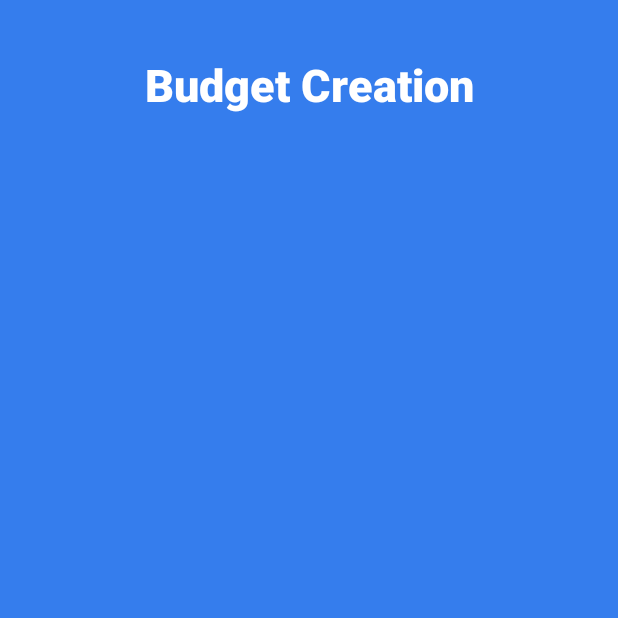
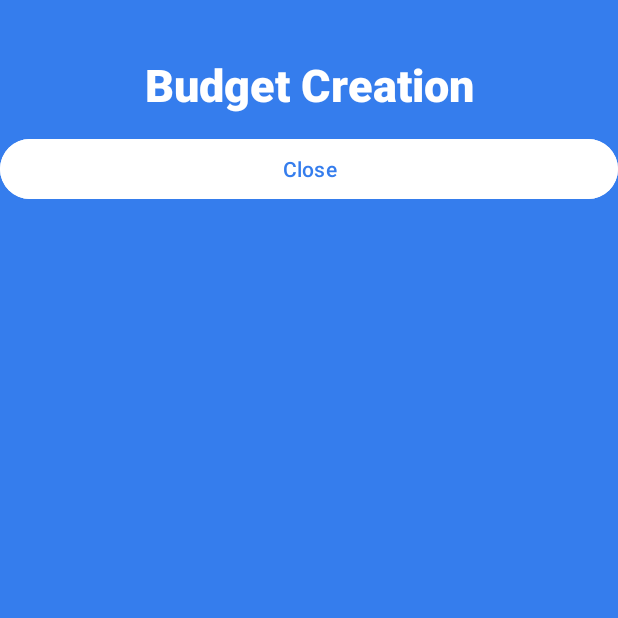
Before and after one commit to NeelMaddu268/CS2340_F25_Team6, an Android app: the BudgetCreation screen opened directly, with no data from a screen before it, on a phone screen of 412 x 824 dp, the top half of it. Run offline under Robolectric (Android 15) with nearby library versions, the phone set to English and light mode, and no system bars.

Commit message:
fixed minor bugs and made budget and expense creation popups

```diff
--- a/Project/Sprint0.5-main/app/src/main/java/com/example/sprintproject/view/BudgetCreation.java
+++ b/Project/Sprint0.5-main/app/src/main/java/com/example/sprintproject/view/BudgetCreation.java
@@ -16,10 +16,9 @@ public class BudgetCreation extends AppCompatActivity {
     protected void onCreate(Bundle savedInstanceState) {
         super.onCreate(savedInstanceState);
 
-        setContentView(R.layout.activity_budget_creation);
+        setContentView(R.layout.popup_budget_creation);
 
         EdgeToEdge.enable(this);
-        setContentView(R.layout.activity_budget_creation);
         ViewCompat.setOnApplyWindowInsetsListener(findViewById(R.id.main), (v, insets) -> {
             Insets systemBars = insets.getInsets(WindowInsetsCompat.Type.systemBars());
             v.setPadding(systemBars.left, systemBars.top, systemBars.right, systemBars.bottom);
--- a/Project/Sprint0.5-main/app/src/main/java/com/example/sprintproject/view/Dashboard.java
+++ b/Project/Sprint0.5-main/app/src/main/java/com/example/sprintproject/view/Dashboard.java
@@ -19,7 +19,6 @@ public class Dashboard extends AppCompatActivity {
         setContentView(R.layout.activity_dashboard);
 
         EdgeToEdge.enable(this);
-        setContentView(R.layout.activity_dashboard);
         ViewCompat.setOnApplyWindowInsetsListener(findViewById(R.id.main), (v, insets) -> {
             Insets systemBars = insets.getInsets(WindowInsetsCompat.Type.systemBars());
             v.setPadding(systemBars.left, systemBars.top, systemBars.right, systemBars.bottom);
--- a/Project/Sprint0.5-main/app/src/main/java/com/example/sprintproject/view/ExpenseCreation.java
+++ b/Project/Sprint0.5-main/app/src/main/java/com/example/sprintproject/view/ExpenseCreation.java
@@ -11,14 +11,12 @@ import androidx.core.view.WindowInsetsCompat;
 import com.example.sprintproject.R;
 
 public class ExpenseCreation extends AppCompatActivity {
-
     @Override
     protected void onCreate(Bundle savedInstanceState) {
         super.onCreate(savedInstanceState);
         EdgeToEdge.enable(this);
 
-        setContentView(R.layout.activity_expense_creation);
-
+        setContentView(R.layout.popup_expense_creation);
         ViewCompat.setOnApplyWindowInsetsListener(findViewById(R.id.main), (v, insets) -> {
             Insets systemBars = insets.getInsets(WindowInsetsCompat.Type.systemBars());
             v.setPadding(systemBars.left, systemBars.top, systemBars.right, systemBars.bottom);
--- a/Project/Sprint0.5-main/app/src/main/res/layout/activity_budgets.xml
+++ b/Project/Sprint0.5-main/app/src/main/res/layout/activity_budgets.xml
@@ -12,7 +12,7 @@
     android:background="#357DED">
 
     <TextView
-        android:id="@+id/dashboardTitle"
+        android:id="@+id/budgetsTitle"
         android:layout_width="match_parent"
         android:layout_height="wrap_content"
         android:layout_marginTop="24dp"
@@ -32,5 +32,5 @@
         android:backgroundTint="@color/white"
         android:fontFamily="sans-serif-medium"
         android:textColor="#357DED"
-        app:layout_constraintTop_toBottomOf="@id/dashboardTitle" />
+        app:layout_constraintTop_toBottomOf="@id/budgetsTitle" />
 </LinearLayout>
--- a/Project/Sprint0.5-main/app/src/main/res/layout/activity_expense_log.xml
+++ b/Project/Sprint0.5-main/app/src/main/res/layout/activity_expense_log.xml
@@ -12,7 +12,7 @@
     android:background="#357DED">
 
     <TextView
-        android:id="@+id/dashboardTitle"
+        android:id="@+id/expenseLogTitle"
         android:layout_width="match_parent"
         android:layout_height="wrap_content"
         android:text="Expense Log"
@@ -32,5 +32,5 @@
         android:backgroundTint="@color/white"
         android:fontFamily="sans-serif-medium"
         android:textColor="#357DED"
-        app:layout_constraintTop_toBottomOf="@id/dashboardTitle" />
+        app:layout_constraintTop_toBottomOf="@id/expenseLogTitle" />
 </LinearLayout>
--- a/Project/Sprint0.5-main/app/src/main/res/layout/activity_expense_creation.xml
+++ b/Project/Sprint0.5-main/app/src/main/res/layout/popup_budget_creation.xml
@@ -6,20 +6,31 @@
     android:id="@+id/main"
     android:layout_width="match_parent"
     android:layout_height="match_parent"
-    tools:context=".view.ExpenseCreation"
+    tools:context=".view.BudgetCreation"
+    android:orientation="vertical"
     android:background="#357DED">
 
     <TextView
-        android:id="@+id/dashboardTitle"
+        android:id="@+id/budgetCreationTitle"
         android:layout_width="match_parent"
         android:layout_height="wrap_content"
-        android:text="Expense Creation"
+        android:text="Budget Creation"
         android:textSize="30sp"
         android:textStyle="bold"
         android:gravity="center"
         android:padding="12dp"
         android:layout_marginTop="24dp"
         android:fontFamily="sans-serif-medium"
-        android:textColor="@color/white"/>
+        android:textColor="@color/white" />
+
+    <Button
+        android:id="@+id/closeButton"
+        android:layout_width="match_parent"
+        android:layout_height="wrap_content"
+        android:text="Close"
+        android:backgroundTint="@color/white"
+        android:fontFamily="sans-serif-medium"
+        android:textColor="#357DED"
+        app:layout_constraintTop_toBottomOf="@id/budgetCreationTitle"/>
 
 </LinearLayout>
```
Also changed, not shown: Project/Sprint0.5-main/app/src/main/java/com/example/sprintproject/view/Budgets.java (+12 -3 lines), Project/Sprint0.5-main/app/src/main/java/com/example/sprintproject/view/ExpenseLog.java (+12 -3 lines), Project/Sprint0.5-main/app/src/main/res/layout/popup_expense_creation.xml (renamed from Project/Sprint0.5-main/app/src/main/res/layout/activity_budget_creation.xml, +14 -4 lines).
